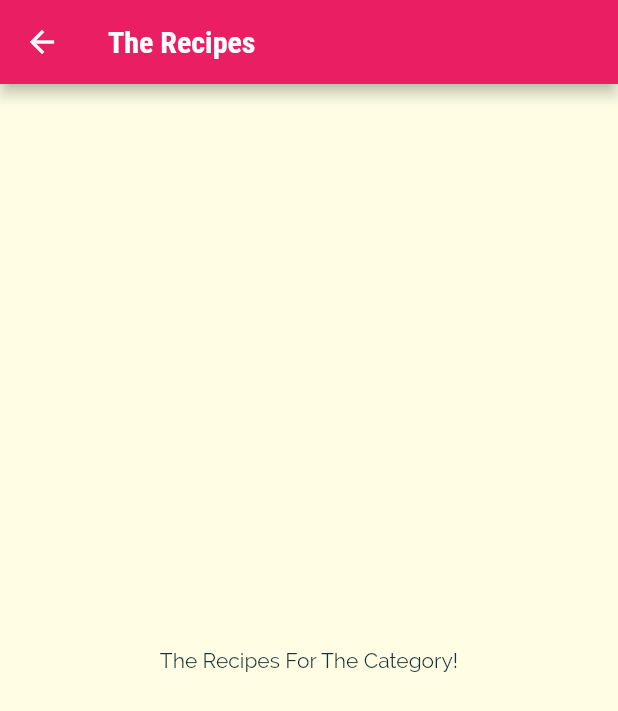
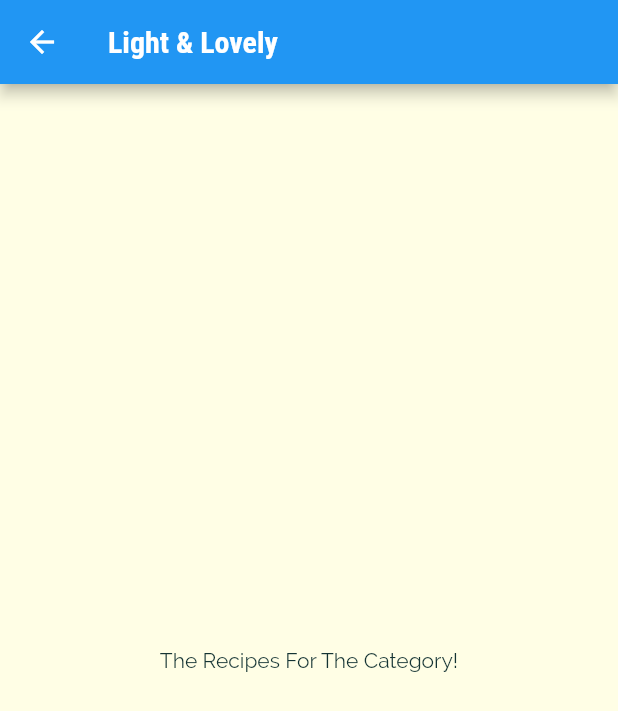
Before and after one commit to Zheyuan-Robert-Xu/flutter-meal-app, a Flutter app: the screen it shows after launch, after a tap on "Light & Lovely", on a phone screen of 412 x 824 dp. Shown: the top 711 px of the screen. Run offline on Flutter 3.47's test engine with Material 2 defaults, Android fonts, the phone set to English and light mode, and no system bars.

Commit message:
Screens & Navigation and fix Map<String, dynamic>

```diff
--- a/lib/categories_screen.dart
+++ b/lib/categories_screen.dart
@@ -15,8 +15,8 @@ class CategoriesScreen extends StatelessWidget {
       body: GridView(
         padding: const EdgeInsets.all(25),
         children: DUMMY_CATEGORIES
-            .map((catData) =>
-                CategoryItem(title: catData.title, color: catData.color))
+            .map((catData) => CategoryItem(
+                id: catData.id, title: catData.title, color: catData.color))
             .toList(),
         gridDelegate: const SliverGridDelegateWithMaxCrossAxisExtent(
             maxCrossAxisExtent: 200,
--- a/lib/category_item.dart
+++ b/lib/category_item.dart
@@ -2,15 +2,17 @@ import 'package:flutter/material.dart';
 import 'package:meal_app/category_meals_screen.dart';
 
 class CategoryItem extends StatelessWidget {
+  final String? id;
   final String? title;
   final Color? color;
 
-  CategoryItem({this.title, this.color});
+  CategoryItem({this.id, this.title, this.color});
 
   void selectCategory(BuildContext ctx) {
-    Navigator.of(ctx).push(MaterialPageRoute(builder: (_) {
-      return const CategoryMealsScreen();
-    })); //on the stack, MaterialPageRoute as a wrapper to handle things like the animation from the old page
+    Navigator.of(ctx).pushNamed(
+      '/category-meals',
+      arguments: {'id': id, 'title': title},
+    ); //on the stack, MaterialPageRoute as a wrapper to handle things like the animation from the old page
   }
 
   @override
--- a/lib/category_meals_screen.dart
+++ b/lib/category_meals_screen.dart
@@ -1,13 +1,21 @@
 import 'package:flutter/material.dart';
 
 class CategoryMealsScreen extends StatelessWidget {
-  const CategoryMealsScreen({Key? key}) : super(key: key);
+  // final String categoryId;
+  // final String categoryTitle;
+
+  // CategoryMealsScreen(this.categoryId, this.categoryTitle);
 
   @override
   Widget build(BuildContext context) {
+    final routeArgs = ModalRoute.of(context)!.settings.arguments
+        as Map<String, dynamic>; //maps a String key with the dynamic value.
+    //Since the key is always a String and the value can be of any type, it is kept as dynamic to be on the safer side.
+    final categoryTitle = routeArgs['title'];
+    final categoryId = routeArgs['id'];
     return Scaffold(
       appBar: AppBar(
-        title: Text('The Recipes'),
+        title: Text(categoryTitle!),
       ),
       body: Center(
         child: Text('The Recipes For The Category!'),
--- a/lib/main.dart
+++ b/lib/main.dart
@@ -1,5 +1,6 @@
 import 'package:flutter/material.dart';
 
+import './category_meals_screen.dart';
 import './categories_screen.dart';
 
 void main() => runApp(const MyApp());
@@ -12,7 +13,7 @@ class MyApp extends StatelessWidget {
     return MaterialApp(
       title: 'DeliMeals',
       theme: ThemeData(
-          primarySwatch: Colors.pink,
+          primarySwatch: Colors.blue,
           accentColor: Colors.amber,
           canvasColor: Color.fromRGBO(255, 254, 229, 1),
           fontFamily: 'Raleway',
@@ -29,6 +30,9 @@ class MyApp extends StatelessWidget {
                 fontWeight: FontWeight.bold,
               ))),
       home: CategoriesScreen(),
+      routes: {
+        '/category-meals': (ctx) => CategoryMealsScreen(),
+      },
     );
   }
 }
```
